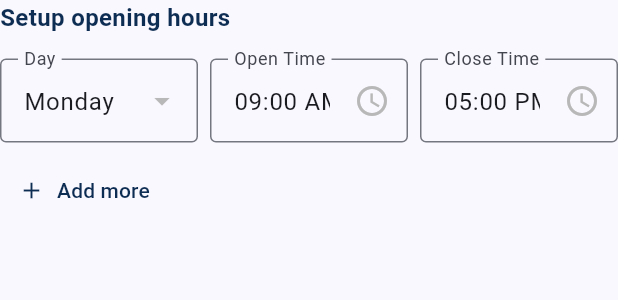
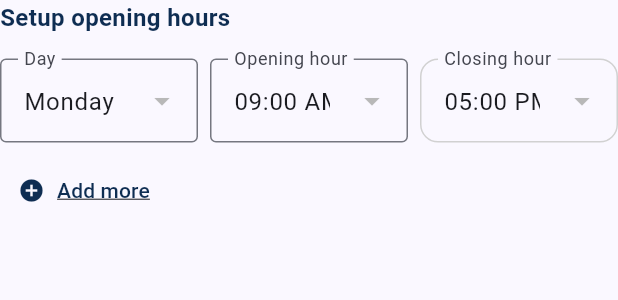
Before and after one commit to geraldkachi/bizconnect-app, a Flutter app: the DateTimeSlots widget shown alone on an empty page, opened directly, on a phone screen of 412 x 824 dp. Shown: the top 300 px of the screen. Run offline on Flutter 3.47's test engine with Material 3 defaults, Android fonts, the phone set to English and light mode, and no system bars; our stand-ins replace dio, dropdown_search, flutter_dotenv, flutter_riverpod, flutter_secure_storage, flutter_svg and 6 more; accounts and stored records are empty; Roboto replaces fonts that are missing (Archivo).

Commit message:
setup opeing hurs

```diff
--- a/lib/widget/datetime_slot.dart
+++ b/lib/widget/datetime_slot.dart
@@ -225,6 +225,8 @@
 //   }
 // }
 
+//
+
 // import 'package:flutter/material.dart';
 // import 'package:bizconnect/app/theme/colors.dart';
 
@@ -378,36 +380,36 @@
 //                     ),
 //                   ),
 //                   const SizedBox(height: 7),
-//                   TextFormField(
-//                     controller: closeTimeController,
-//                     readOnly: true,
-//                     decoration: InputDecoration(
-//                       hintText: "Select Closing Time",
-//                       contentPadding: const EdgeInsets.symmetric(
-//                         vertical: 10.0,
-//                         horizontal: 15.0,
-//                       ),
-//                       border: OutlineInputBorder(
-//                         borderRadius: BorderRadius.circular(12.0),
-//                         borderSide:
-//                             const BorderSide(color: grey100, width: 1.0),
-//                       ),
-//                       enabledBorder: OutlineInputBorder(
-//                         borderRadius: BorderRadius.circular(12.0),
-//                         borderSide:
-//                             const BorderSide(color: grey100, width: 1.0),
-//                       ),
-//                       focusedBorder: OutlineInputBorder(
-//                         borderRadius: BorderRadius.circular(12.0),
-//                         borderSide: const BorderSide(color: black, width: 1.0),
-//                       ),
-//                       suffixIcon: const Icon(Icons.arrow_drop_down, color: grey400),
-//                       // suffixIcon: const Icon(Icons.access_time, color: grey400),
-//                     ),
-//                     onTap: () {
-//                       // Trigger time picker logic
-//                     },
-//                   ),
+                  // TextFormField(
+                  //   controller: closeTimeController,
+                  //   readOnly: true,
+                  //   decoration: InputDecoration(
+                  //     hintText: "Select Closing Time",
+                  //     contentPadding: const EdgeInsets.symmetric(
+                  //       vertical: 10.0,
+                  //       horizontal: 15.0,
+                  //     ),
+                  //     border: OutlineInputBorder(
+                  //       borderRadius: BorderRadius.circular(12.0),
+                  //       borderSide:
+                  //           const BorderSide(color: grey100, width: 1.0),
+                  //     ),
+                  //     enabledBorder: OutlineInputBorder(
+                  //       borderRadius: BorderRadius.circular(12.0),
+                  //       borderSide:
+                  //           const BorderSide(color: grey100, width: 1.0),
+                  //     ),
+                  //     focusedBorder: OutlineInputBorder(
+                  //       borderRadius: BorderRadius.circular(12.0),
+                  //       borderSide: const BorderSide(color: black, width: 1.0),
+                  //     ),
+                  //     suffixIcon: const Icon(Icons.arrow_drop_down, color: grey400),
+                  //     // suffixIcon: const Icon(Icons.access_time, color: grey400),
+                  //   ),
+                  //   onTap: () {
+                  //     // Trigger time picker logic
+                  //   },
+                  // ),
 //                 ],
 //               ),
 //             ),
@@ -575,10 +577,11 @@ class _DateTimeSlotsState extends State<DateTimeSlots> {
         if (slots.length < 7)
           TextButton.icon(
             onPressed: addSlot,
-            icon: const Icon(Icons.add, color: red),
+            icon: const Icon(Icons.add_circle, color: red),
             label: const Text(
               'Add more',
-              style: TextStyle(color: red),
+
+              style: TextStyle(color: red, decoration:  TextDecoration.underline ),
             ),
           ),
       ],
@@ -594,13 +597,13 @@ class SlotItem extends StatelessWidget {
   final VoidCallback? onDelete;
 
   const SlotItem({
-    Key? key,
+    super.key,
     required this.slot,
     required this.availableDays,
     required this.timeSlots,
     required this.onSlotUpdated,
     this.onDelete,
-  }) : super(key: key);
+  });
 
   @override
   Widget build(BuildContext context) {
@@ -617,11 +620,11 @@ class SlotItem extends StatelessWidget {
             child: TextFormField(
               controller: dayController,
               readOnly: true,
-              decoration: InputDecoration(
+              decoration: const InputDecoration(
                 labelText: 'Day',
-                hintText: 'Select Day',
-                suffixIcon: const Icon(Icons.arrow_drop_down, color: grey400),
-                border: const OutlineInputBorder(),
+                hintText: '--',
+                suffixIcon: Icon(Icons.arrow_drop_down, color: grey400),
+                border: OutlineInputBorder(),
               ),
               onTap: () {
                 // Show day selection dropdown
@@ -654,11 +657,12 @@ class SlotItem extends StatelessWidget {
             child: TextFormField(
               controller: openTimeController,
               readOnly: true,
-              decoration: InputDecoration(
-                labelText: 'Open Time',
-                hintText: 'Select Opening Time',
-                suffixIcon: const Icon(Icons.access_time, color: grey400),
-                border: const OutlineInputBorder(),
+              decoration: const InputDecoration(
+                labelText: 'Opening hour',
+                hintText: '--',
+                // suffixIcon: const Icon(Icons.access_time, color: grey400),
+                suffixIcon: Icon(Icons.arrow_drop_down, color: grey400),
+                border: OutlineInputBorder(),
               ),
               onTap: () {
                 // Show time selection
@@ -691,11 +695,27 @@ class SlotItem extends StatelessWidget {
             child: TextFormField(
               controller: closeTimeController,
               readOnly: true,
-              decoration: InputDecoration(
-                labelText: 'Close Time',
-                hintText: 'Select Closing Time',
-                suffixIcon: const Icon(Icons.access_time, color: grey400),
-                border: const OutlineInputBorder(),
+              decoration:  InputDecoration(
+                labelText: 'Closing hour',
+                hintText: '--',
+                // suffixIcon: const Icon(Icons.access_time, color: grey400),
+                suffixIcon: const Icon(Icons.arrow_drop_down, color: grey400),
+                // border: OutlineInputBorder(),
+                border:  OutlineInputBorder(
+                        borderRadius: BorderRadius.circular(12.0),
+                        borderSide:
+                            const BorderSide(color: grey100, width: 1.0),
+                      ),
+                       enabledBorder: OutlineInputBorder(
+                        borderRadius: BorderRadius.circular(12.0),
+                        borderSide:
+                            const BorderSide(color: grey100, width: 1.0),
+                      ),
+                       focusedBorder: OutlineInputBorder(
+                        borderRadius: BorderRadius.circular(12.0),
+                        borderSide: const BorderSide(color: black, width: 1.0),
+                      ),
+
               ),
               onTap: () {
                 // Show time selection
```
